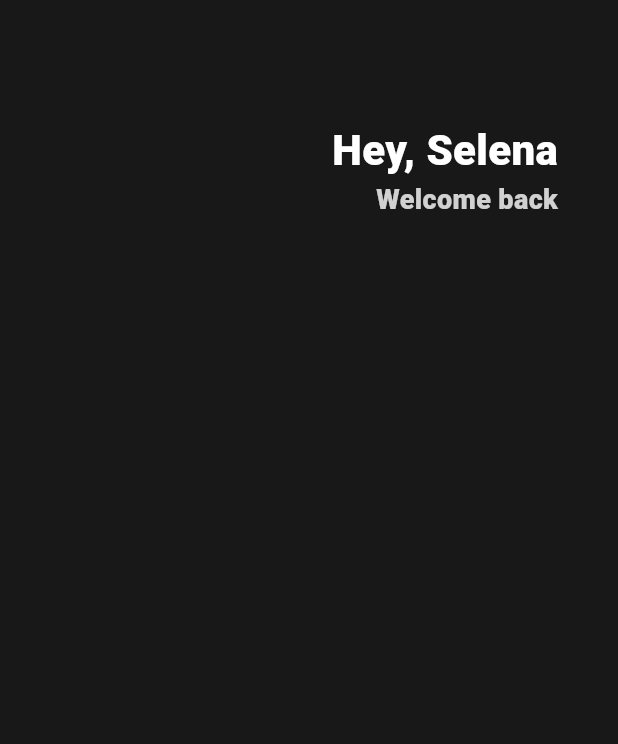
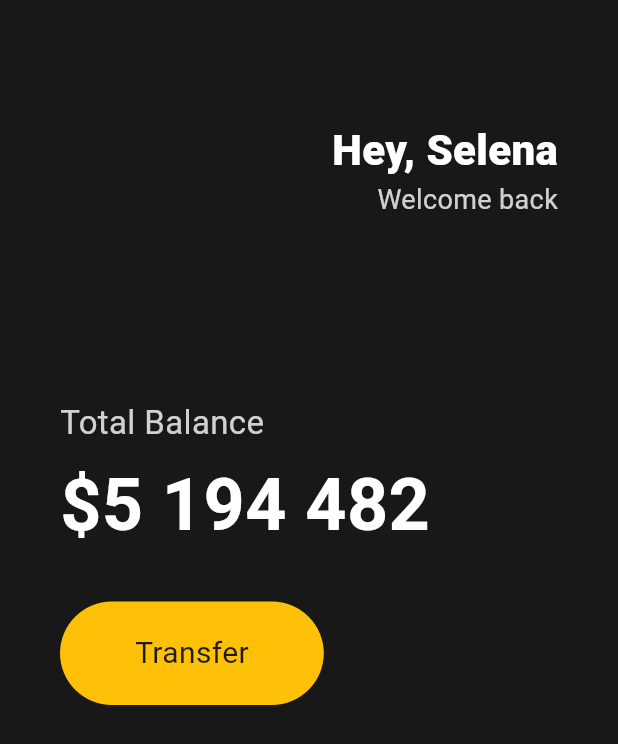
Before and after one commit to circleolami/synerex_toonflix, a Flutter app: the screen it shows after launch, on a phone screen of 412 x 824 dp. Shown: the top 744 px of the screen. Run offline on Flutter 3.47's test engine with Material 3 defaults, Android fonts, the phone set to English and light mode, and no system bars.

Commit message:
1-3. Buttons Section

```diff
--- a/lib/main.dart
+++ b/lib/main.dart
@@ -9,44 +9,90 @@ class App extends StatelessWidget {
 
   @override
   Widget build(BuildContext context) {
-    return const MaterialApp(
+    return MaterialApp(
       home: Scaffold(
-        backgroundColor: Color(0xFF181818),
+        backgroundColor: const Color(0xFF181818),
         body: Padding(
-          padding: EdgeInsets.symmetric(
+          padding: const EdgeInsets.symmetric(
             horizontal: 40,
           ),
           child: Column(
+            crossAxisAlignment: CrossAxisAlignment.start,
             children: [
-              SizedBox(
+              const SizedBox(
                 height: 80,
               ),
-              Row(
+              const Row(
                 mainAxisAlignment: MainAxisAlignment.end,
+                children: [
+                  Column(
+                    crossAxisAlignment: CrossAxisAlignment.end,
                     children: [
                       Text(
                         'Hey, Selena',
                         style: TextStyle(
-                      color: Color.fromRGBO(255, 255, 255, 1.0),
+                          color: Colors.white,
                           fontSize: 28,
                           fontWeight: FontWeight.w800,
                         ),
                       ),
-                ],
-              ),
-              Row(
-                mainAxisAlignment: MainAxisAlignment.end,
-                children: [
                       Text(
                         'Welcome back',
                         style: TextStyle(
                           color: Color.fromRGBO(255, 255, 255, 0.8),
                           fontSize: 18,
-                      fontWeight: FontWeight.w800,
                         ),
                       ),
                     ],
+                  )
+                ],
               ),
+              const SizedBox(
+                height: 120,
+              ),
+              Text(
+                'Total Balance',
+                style: TextStyle(
+                  fontSize: 22,
+                  color: Colors.white.withOpacity(0.8),
+                ),
+              ),
+              const SizedBox(
+                height: 5,
+              ),
+              const Text(
+                '\$5 194 482',
+                style: TextStyle(
+                  fontSize: 48,
+                  fontWeight: FontWeight.w600,
+                  color: Colors.white,
+                ),
+              ),
+              const SizedBox(
+                height: 30,
+              ),
+              Row(
+                children: [
+                  Container(
+                    decoration: BoxDecoration(
+                      color: Colors.amber,
+                      borderRadius: BorderRadius.circular(45),
+                    ),
+                    child: const Padding(
+                      padding: EdgeInsets.symmetric(
+                        vertical: 20,
+                        horizontal: 50,
+                      ),
+                      child: Text(
+                        'Transfer',
+                        style: TextStyle(
+                          fontSize: 20,
+                        ),
+                      ),
+                    ),
+                  )
+                ],
+              )
             ],
           ),
         ),
```
Lines whose indentation alone changed are shown as unchanged.
